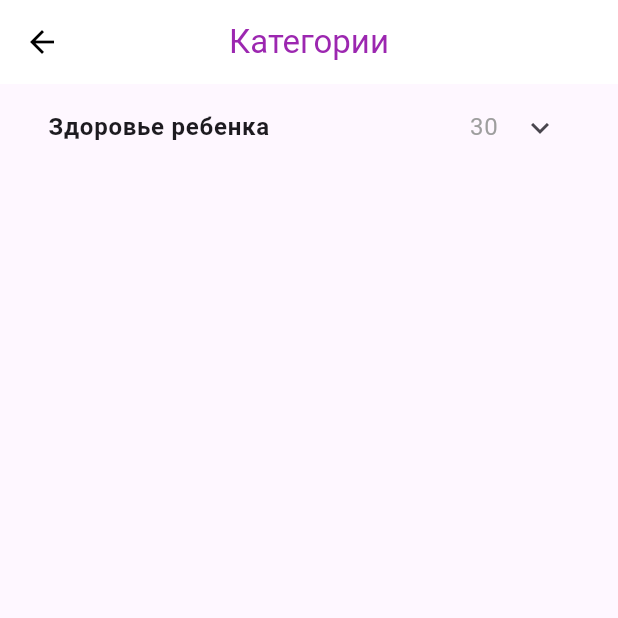
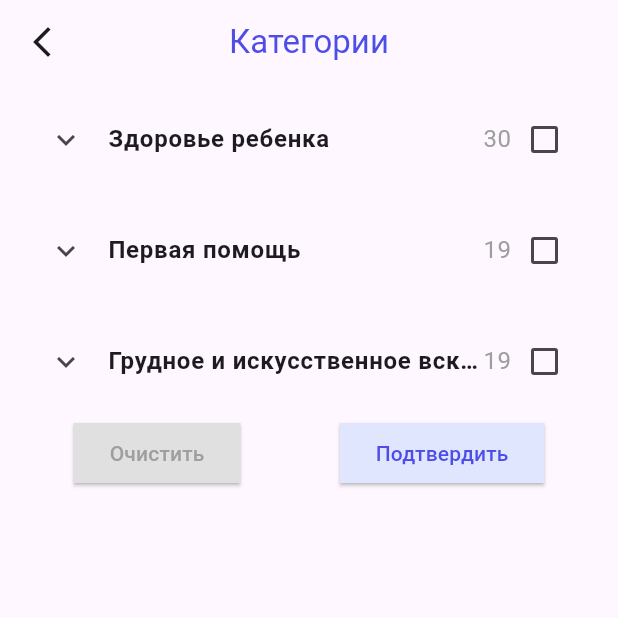
Before and after one commit to edil-2704/mama_and_co, a Flutter app: the CategoryScreen screen opened directly, on a phone screen of 412 x 824 dp, the top half of it. Run offline on Flutter 3.47's test engine with Material 3 defaults, Android fonts, the light colour scheme and no system bars.

Commit message:
new category screen

```diff
--- a/lib/features/service/presentation/screens/exam.dart
+++ b/lib/features/service/presentation/screens/exam.dart
@@ -7,32 +7,103 @@ class CategoryScreen extends StatelessWidget {
   Widget build(BuildContext context) {
     return Scaffold(
       appBar: AppBar(
-        title: Text('Категории', style: TextStyle(color: Colors.purple)),
+        leading: IconButton(
+          icon: Icon(Icons.arrow_back_ios_new),
+          onPressed: () {
+            Navigator.pop(context);
+          },
+        ),
+        title: Text(
+          'Категории',
+          style: TextStyle(
+            color: Color(0xff4D4DE8),
+          ),
+        ),
         centerTitle: true,
-        leading: IconButton(
-          icon: Icon(Icons.arrow_back),
-          onPressed: () {},
-        ),
-        backgroundColor: Colors.white,
-        elevation: 0,
-        iconTheme: IconThemeData(color: Colors.black),
       ),
       body: Padding(
         padding: const EdgeInsets.symmetric(horizontal: 16.0),
         child: ListView(
           children: [
-            buildCategory('Здоровье ребенка', 30, [
-              buildSubCategory('Чек-листы по здоровью', 2),
-              buildSubCategory('Сыпь: нормы и отклонения', 4),
-              buildSubCategory('Стул', 3),
-              buildSubCategory('ОРВИ', 4),
-              buildSubCategory('Прогулка с малышом', 2),
-              buildSubCategory('Витамины', 5),
-              buildSubCategory('Купание', 2),
-              buildSubCategory('Зубы', 3),
-              buildSubCategory('Массаж', 3),
-              buildSubCategory('Остеопатия', 2),
-            ]),
+            const BuildCategory(
+              title: 'Здоровье ребенка',
+              count: 30,
+              subCategories: [
+                BuildSubCategory(
+                  title: 'Чек-листы по здоровью',
+                  count: 2,
+                ),
+                BuildSubCategory(
+                  title: 'Стул',
+                  count: 2,
+                ),
+                BuildSubCategory(
+                  title: 'ОРВИ',
+                  count: 2,
+                ),
+                BuildSubCategory(
+                  title: 'Прогулка с малышом',
+                  count: 2,
+                ),
+                BuildSubCategory(
+                  title: 'Витамины',
+                  count: 2,
+                ),
+                BuildSubCategory(
+                  title: 'Зубы',
+                  count: 2,
+                ),
+                BuildSubCategory(
+                  title: 'Массаж',
+                  count: 2,
+                ),
+                BuildSubCategory(
+                  title: 'Остеопатия',
+                  count: 2,
+                ),
+              ],
+            ),
+            const BuildCategory(
+              title: 'Первая помощь',
+              count: 19,
+              subCategories: [
+                BuildSubCategory(
+                  title: 'Чек-листы по здоровью',
+                  count: 2,
+                )
+              ],
+            ),
+            const BuildCategory(
+              title: 'Грудное и искусственное вскармливание',
+              count: 19,
+              subCategories: [
+                BuildSubCategory(
+                  title: 'Чек-листы по здоровью',
+                  count: 2,
+                )
+              ],
+            ),
+            Row(
+              mainAxisAlignment: MainAxisAlignment.spaceAround,
+              children: [
+                ElevatedButton(
+                  onPressed: () {},
+                  style: OutlinedButton.styleFrom(
+                      backgroundColor: Colors.grey[300],
+                      shape: RoundedRectangleBorder()),
+                  child: const Text('Очистить',
+                      style: TextStyle(color: Colors.grey)),
+                ),
+                ElevatedButton(
+                  onPressed: () {},
+                  style: OutlinedButton.styleFrom(
+                      backgroundColor: Color(0xffE1E6FF),
+                      shape: RoundedRectangleBorder(),
+                      foregroundColor: Color(0xff4D4DE8)),
+                  child: Text('Подтвердить'),
+                ),
+              ],
+            ),
           ],
         ),
       ),
@@ -40,97 +111,113 @@ class CategoryScreen extends StatelessWidget {
   }
 }
 
-Widget buildCategory(String title, int count, List<Widget> subCategories) {
-  return ExpansionTile(
-    title: Row(
-      mainAxisAlignment: MainAxisAlignment.spaceBetween,
-      children: [
-        Text(title, style: TextStyle(fontWeight: FontWeight.bold)),
-        Text(count.toString(), style: TextStyle(color: Colors.grey)),
-      ],
-    ),
-    children: subCategories,
-  );
+class BuildCategory extends StatefulWidget {
+  final String title;
+  final int count;
+  final List<Widget> subCategories;
+
+  const BuildCategory({
+    super.key,
+    required this.title,
+    required this.count,
+    required this.subCategories,
+  });
+
+  @override
+  State<BuildCategory> createState() => _BuildCategoryState();
 }
 
-Widget buildSubCategory(String title, int count) {
-  return Padding(
-    padding: const EdgeInsets.symmetric(horizontal: 8.0),
-    child: Row(
-      mainAxisAlignment: MainAxisAlignment.spaceBetween,
-      children: [
-        Text(title),
-        Row(
+class _BuildCategoryState extends State<BuildCategory> {
+  bool isChecked = false;
+  @override
+  Widget build(BuildContext context) {
+    return Theme(
+      data: ThemeData().copyWith(dividerColor: Colors.transparent),
+      child: ExpansionTile(
+        iconColor: Color(0xff4D4DE8),
+        controlAffinity: ListTileControlAffinity.leading,
+        title: Row(
+          mainAxisAlignment: MainAxisAlignment.spaceBetween,
           children: [
-            Text(count.toString(), style: TextStyle(color: Colors.grey)),
-            SizedBox(width: 16),
-            Checkbox(value: false, onChanged: (bool? value) {}),
+            Expanded(
+              flex: 10,
+              child: Text(
+                widget.title,
+                overflow: TextOverflow.ellipsis,
+                style: TextStyle(fontWeight: FontWeight.bold),
+              ),
+            ),
+            Expanded(
+              child: Text(
+                widget.count.toString(),
+                style: TextStyle(color: Colors.grey),
+              ),
+            ),
+            Expanded(
+              child: CheckboxListTile(
+                value: isChecked,
+                onChanged: (bool? newValue) {
+                  setState(() {
+                    isChecked = newValue!;
+                  });
+                },
+                activeColor: Color(0xff4D4DE8),
+              ),
+            )
           ],
         ),
-      ],
-    ),
-  );
-}
-
-/// Flutter code sample for [ExpansionTile].
-
-class ExpansionTileApp extends StatelessWidget {
-  const ExpansionTileApp({super.key});
-
-  @override
-  Widget build(BuildContext context) {
-    return MaterialApp(
-      theme: ThemeData(useMaterial3: true),
-      home: Scaffold(
-        appBar: AppBar(title: const Text('ExpansionTile Sample')),
-        body: const ExpansionTileExample(),
+        children: widget.subCategories,
       ),
     );
   }
 }
 
-class ExpansionTileExample extends StatefulWidget {
-  const ExpansionTileExample({super.key});
+class BuildSubCategory extends StatefulWidget {
+  final String title;
+  final int count;
+
+  const BuildSubCategory({
+    super.key,
+    required this.title,
+    required this.count,
+  });
 
   @override
-  State<ExpansionTileExample> createState() => _ExpansionTileExampleState();
+  State<BuildSubCategory> createState() => _BuildSubCategoryState();
 }
 
-class _ExpansionTileExampleState extends State<ExpansionTileExample> {
-  bool _customTileExpanded = false;
+class _BuildSubCategoryState extends State<BuildSubCategory> {
+  bool isCheck = false;
 
   @override
   Widget build(BuildContext context) {
-    return Column(
-      children: <Widget>[
-        const ExpansionTile(
-          title: Text('ExpansionTile 1'),
-          subtitle: Text('Trailing expansion arrow icon'),
-          children: <Widget>[
-            ListTile(title: Text('This is tile number 1')),
-          ],
-        ),
-        ExpansionTile(
-          onExpansionChanged: (bool expanded) {
-            setState(() {
-              _customTileExpanded = expanded;
-            });
-          },
-          showTrailingIcon: false,
-          leading: Image.asset(
-            _customTileExpanded
-                ? 'assets/images/up.png'
-                : 'assets/images/down.png',
-            height: 18,
-            width: 18,
+    return Padding(
+      padding: const EdgeInsets.symmetric(horizontal: 14),
+      child: Row(
+        mainAxisAlignment: MainAxisAlignment.spaceBetween,
+        children: [
+          Text(
+            widget.title,
+            style: TextStyle(fontSize: 17),
           ),
-          title: Text('ExpansionTile 3'),
-          subtitle: Text('Leading expansion arrow icon'),
-          children: <Widget>[
-            ListTile(title: Text('This is tile number 3')),
-          ],
-        ),
-      ],
+          Row(
+            children: [
+              Text(
+                widget.count.toString(),
+                style: TextStyle(color: Colors.grey, fontSize: 17),
+              ),
+              Checkbox(
+                  activeColor: Color(0xff4D4DE8),
+                  value: isCheck,
+                  onChanged: (bool? value) {
+                    setState(() {
+                      isCheck = value!;
+                    });
+                  }),
+            ],
+          ),
+        ],
+      ),
     );
   }
 }
--- a/lib/main.dart
+++ b/lib/main.dart
@@ -17,7 +17,7 @@ class MyApp extends StatelessWidget {
         colorScheme: ColorScheme.fromSeed(seedColor: Colors.deepPurple),
         useMaterial3: true,
       ),
-      home:  ExpansionTileApp(),
+      home: CategoryScreen(),
     );
   }
 }
```
